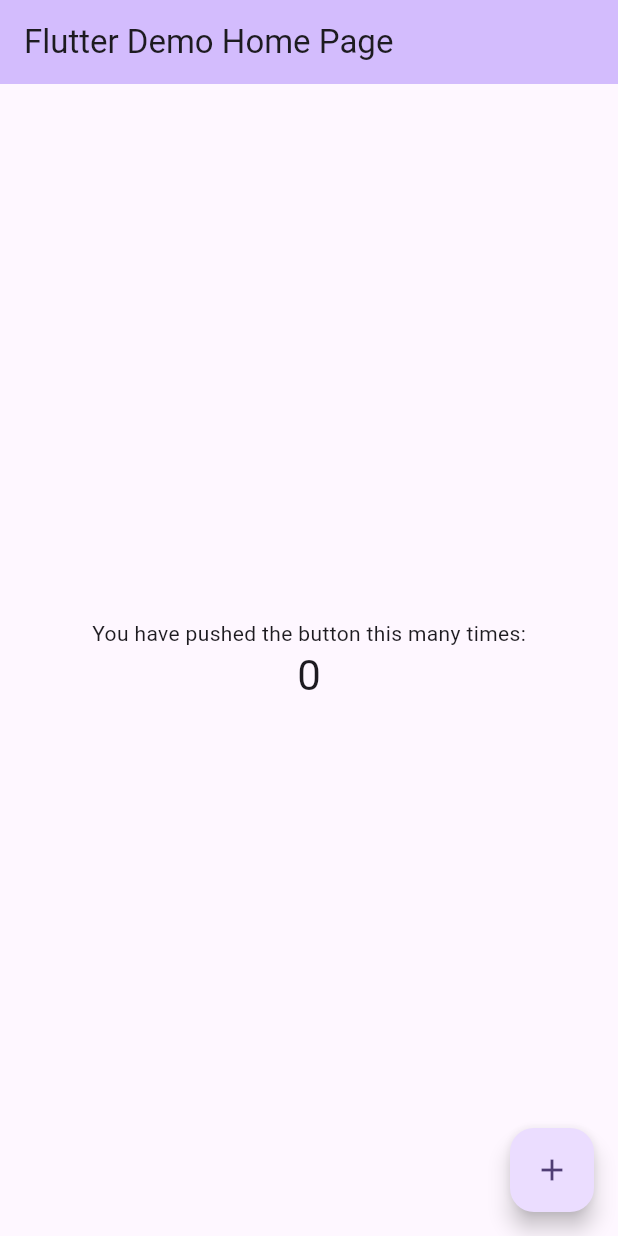
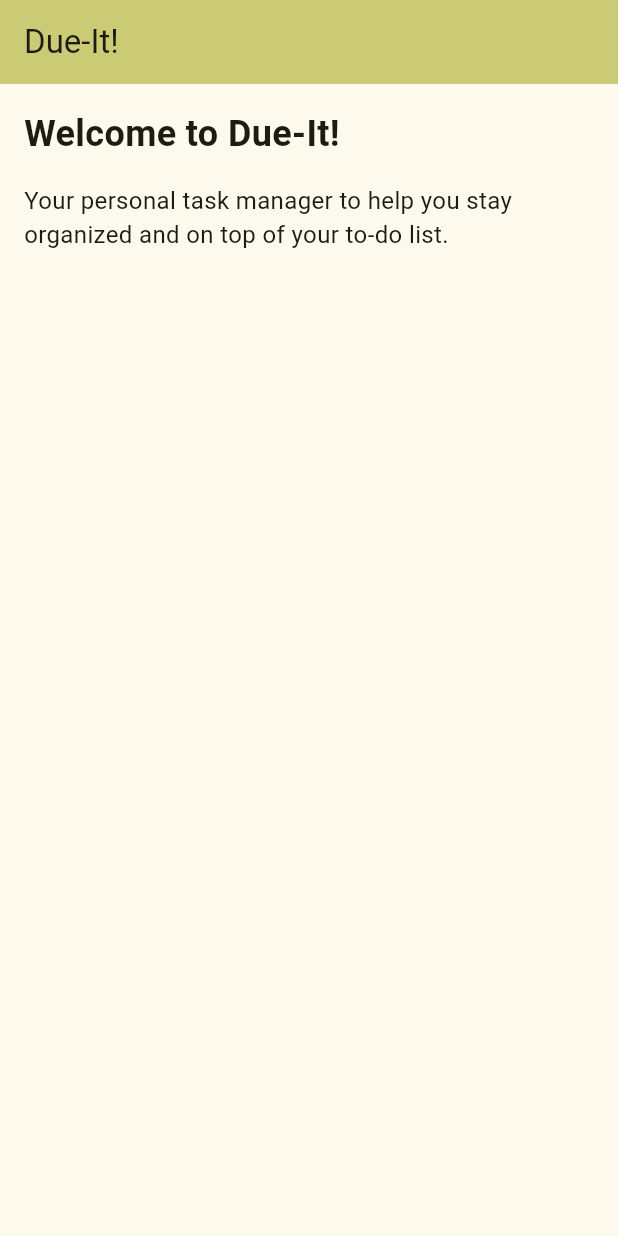
Before and after one commit to weeklyjae/due-it, a Flutter app: the screen it shows after launch, on a phone screen of 412 x 824 dp. Run offline on Flutter 3.47's test engine with Material 3 defaults, Android fonts, the phone set to English and light mode, and no system bars.

Commit message:
started splash screen/screen 1

```diff
--- a/lib/main.dart
+++ b/lib/main.dart
@@ -1,122 +1,56 @@
 import 'package:flutter/material.dart';
 
 void main() {
-  runApp(const MyApp());
+  runApp(const DueItApp());
 }
 
-class MyApp extends StatelessWidget {
-  const MyApp({super.key});
-
-  // This widget is the root of your application.
+class DueItApp extends StatelessWidget {
+  const DueItApp({super.key});
   @override
   Widget build(BuildContext context) {
     return MaterialApp(
-      title: 'Flutter Demo',
+      title: 'Due-It!',
       theme: ThemeData(
-        // This is the theme of your application.
-        //
-        // TRY THIS: Try running your application with "flutter run". You'll see
-        // the application has a purple toolbar. Then, without quitting the app,
-        // try changing the seedColor in the colorScheme below to Colors.green
-        // and then invoke "hot reload" (save your changes or press the "hot
-        // reload" button in a Flutter-supported IDE, or press "r" if you used
-        // the command line to start the app).
-        //
-        // Notice that the counter didn't reset back to zero; the application
-        // state is not lost during the reload. To reset the state, use hot
-        // restart instead.
-        //
-        // This works for code too, not just values: Most code changes can be
-        // tested with just a hot reload.
-        colorScheme: .fromSeed(seedColor: Colors.deepPurple),
+        useMaterial3: true,
+        colorScheme: ColorScheme.fromSeed(seedColor: const Color(0xFFFFFF88)),
       ),
-      home: const MyHomePage(title: 'Flutter Demo Home Page'),
+      home: const HomeScreen(),
     );
   }
 }
 
-class MyHomePage extends StatefulWidget {
-  const MyHomePage({super.key, required this.title});
-
-  // This widget is the home page of your application. It is stateful, meaning
-  // that it has a State object (defined below) that contains fields that affect
-  // how it looks.
-
-  // This class is the configuration for the state. It holds the values (in this
-  // case the title) provided by the parent (in this case the App widget) and
-  // used by the build method of the State. Fields in a Widget subclass are
-  // always marked "final".
-
-  final String title;
-
-  @override
-  State<MyHomePage> createState() => _MyHomePageState();
-}
-
-class _MyHomePageState extends State<MyHomePage> {
-  int _counter = 0;
-
-  void _incrementCounter() {
-    setState(() {
-      // This call to setState tells the Flutter framework that something has
-      // changed in this State, which causes it to rerun the build method below
-      // so that the display can reflect the updated values. If we changed
-      // _counter without calling setState(), then the build method would not be
-      // called again, and so nothing would appear to happen.
-      _counter++;
-    });
-  }
+//Screen 1
+class HomeScreen extends StatelessWidget {
+  const HomeScreen({super.key});
 
   @override
   Widget build(BuildContext context) {
-    // This method is rerun every time setState is called, for instance as done
-    // by the _incrementCounter method above.
-    //
-    // The Flutter framework has been optimized to make rerunning build methods
-    // fast, so that you can just rebuild anything that needs updating rather
-    // than having to individually change instances of widgets.
     return Scaffold(
       appBar: AppBar(
-        // TRY THIS: Try changing the color here to a specific color (to
-        // Colors.amber, perhaps?) and trigger a hot reload to see the AppBar
-        // change color while the other colors stay the same.
         backgroundColor: Theme.of(context).colorScheme.inversePrimary,
-        // Here we take the value from the MyHomePage object that was created by
-        // the App.build method, and use it to set our appbar title.
-        title: Text(widget.title),
+        title: const Text('Due-It!'),
+        centerTitle: false,
       ),
-      body: Center(
-        // Center is a layout widget. It takes a single child and positions it
-        // in the middle of the parent.
+      body: Padding(
+        padding: const EdgeInsets.all(16.0),
         child: Column(
-          // Column is also a layout widget. It takes a list of children and
-          // arranges them vertically. By default, it sizes itself to fit its
-          // children horizontally, and tries to be as tall as its parent.
-          //
-          // Column has various properties to control how it sizes itself and
-          // how it positions its children. Here we use mainAxisAlignment to
-          // center the children vertically; the main axis here is the vertical
-          // axis because Columns are vertical (the cross axis would be
-          // horizontal).
-          //
-          // TRY THIS: Invoke "debug painting" (choose the "Toggle Debug Paint"
-          // action in the IDE, or press "p" in the console), to see the
-          // wireframe for each widget.
-          mainAxisAlignment: .center,
-          children: [
-            const Text('You have pushed the button this many times:'),
+          crossAxisAlignment: CrossAxisAlignment.start,
+          children: const [
             Text(
-              '$_counter',
-              style: Theme.of(context).textTheme.headlineMedium,
+              'Welcome to Due-It!',
+              style: TextStyle(
+                fontSize: 24,
+                fontWeight: FontWeight.bold,
+              ),
+            ),
+            SizedBox(height: 16),
+            Text(
+              'Your personal task manager to help you stay organized and on top of your to-do list.',
+              style: TextStyle(fontSize: 16),
             ),
           ],
         ),
       ),
-      floatingActionButton: FloatingActionButton(
-        onPressed: _incrementCounter,
-        tooltip: 'Increment',
-        child: const Icon(Icons.add),
-      ),
     );
   }
 }
```
